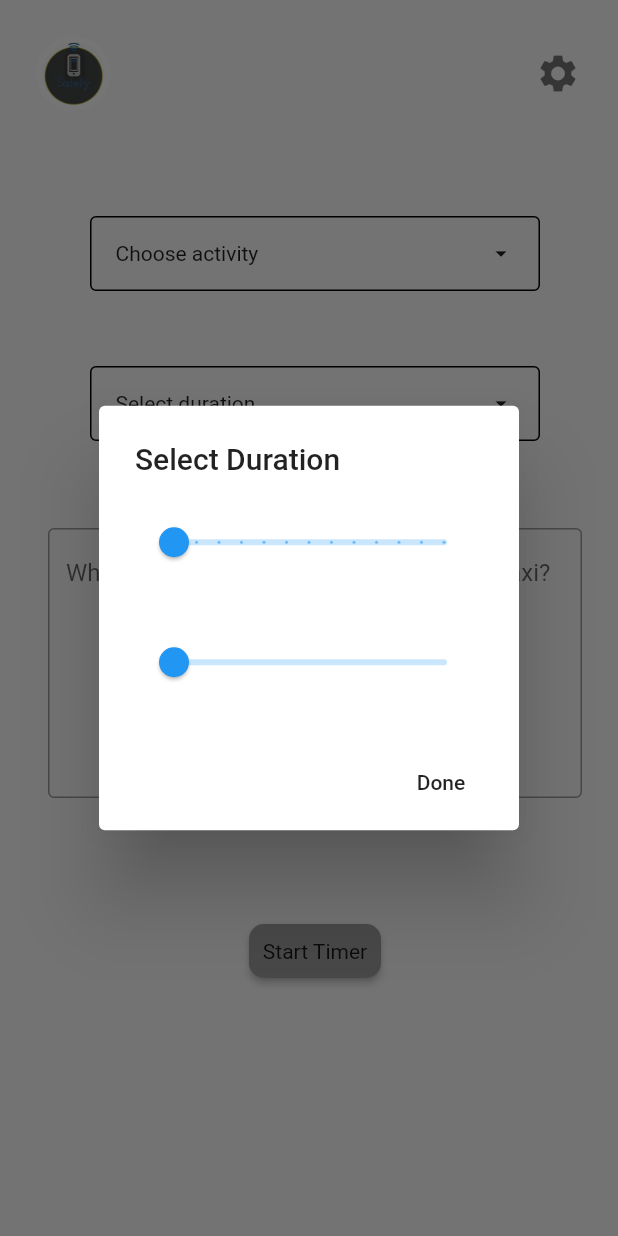
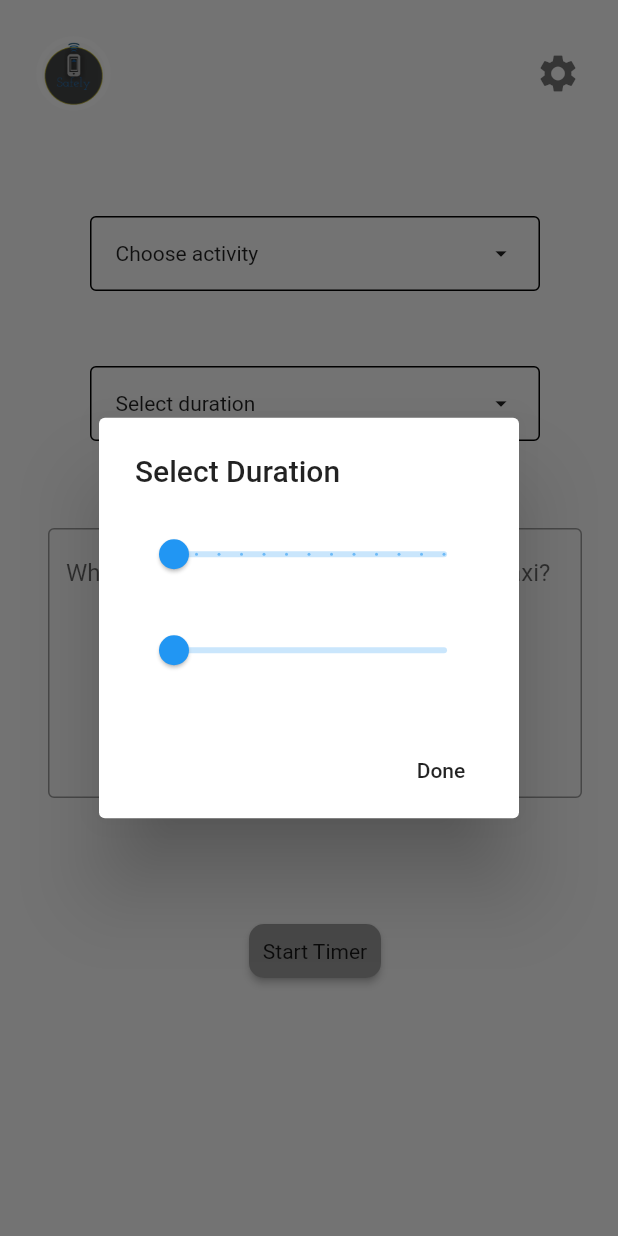
Before and after one commit to wil-power/Safely, a Flutter app: the screen it shows after launch, after a tap on "Select duration", on a phone screen of 412 x 824 dp. Run offline on Flutter 3.47's test engine with Material 2 defaults, Android fonts, the phone set to English and light mode, and no system bars; our stand-ins replace contacts_service, permission_handler, shared_preferences; missing offline and left inert: easy_dialogs, pref_dessert.

Commit message:
Improvement in Duration dialog screen logic

```diff
--- a/lib/src/screens/duration_dialog.dart
+++ b/lib/src/screens/duration_dialog.dart
@@ -19,7 +19,8 @@ class DurationDialogState extends State<DurationDialog> {
           children: <Widget>[
             Slider(
               value: hours,
-              label: hours.round().toString() + " hrs",
+              label: hours.round().toString() +
+                  (hours.round() == 0 || hours.round() == 1 ? " hr" : " hrs"),
               min: 0,
               max: 12,
               divisions: 12,
@@ -30,7 +31,7 @@ class DurationDialogState extends State<DurationDialog> {
               },
             ),
             Padding(
-              padding: EdgeInsets.only(top: 32.0),
+              padding: EdgeInsets.only(top: 16.0),
             ),
             Slider(
               min: 0,
@@ -53,7 +54,10 @@ class DurationDialogState extends State<DurationDialog> {
       actions: <Widget>[
         FlatButton(
           onPressed: () {
-            Navigator.pop(context, minutes);
+            if (hours > 0 || minutes > 0)
+              Navigator.pop(context, [hours.toInt(), minutes.toInt()]);
+            else
+              Navigator.pop(context);
           },
           child: Text("Done"),
         )
--- a/lib/src/screens/splash_screen.dart
+++ b/lib/src/screens/splash_screen.dart
@@ -2,6 +2,7 @@ import 'dart:async';
 
 import 'package:flutter/material.dart';
 import 'package:flutter/services.dart';
+import 'package:safely/src/misc/permissions.dart' as perm;
 import 'home_screen.dart';
 
 class SplashScreen extends StatefulWidget {
@@ -24,6 +25,7 @@ class SplashScreenState extends State<SplashScreen> {
     // set this screen as a full screen
     SystemChrome.setEnabledSystemUIOverlays([]);
     super.initState();
+    perm.requestPermissions();
     startTimer();
   }
 
```
